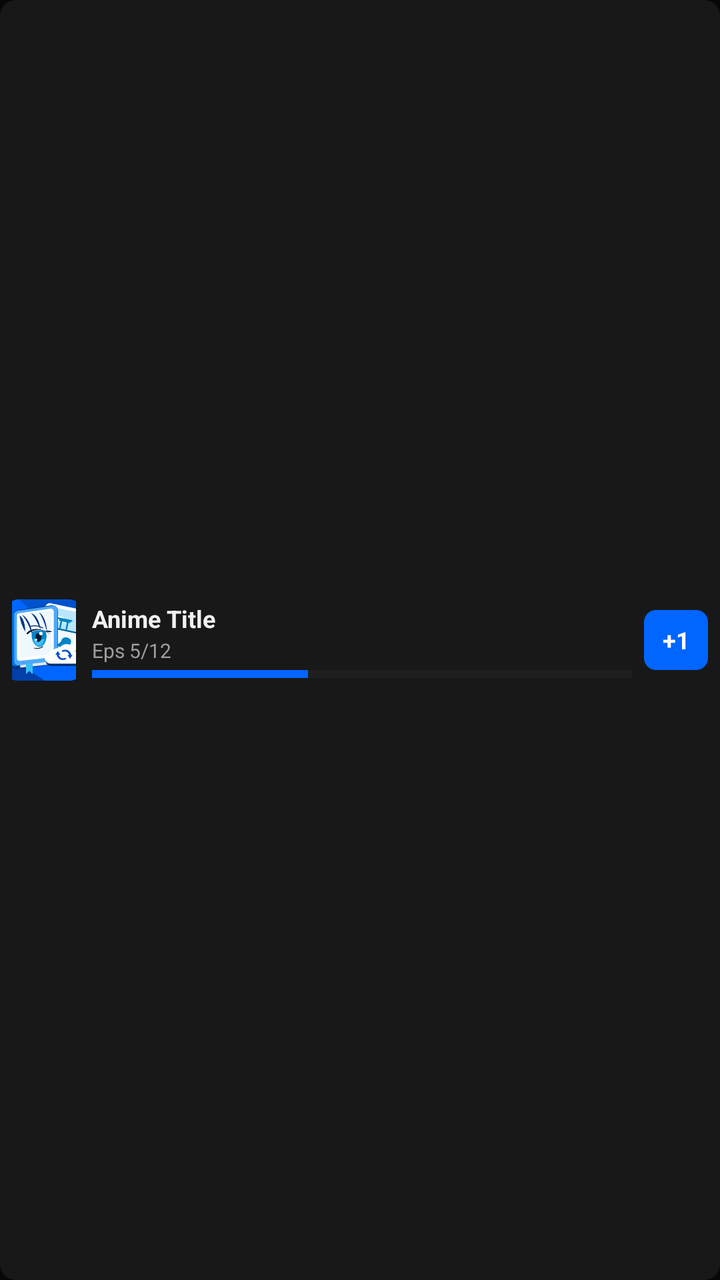
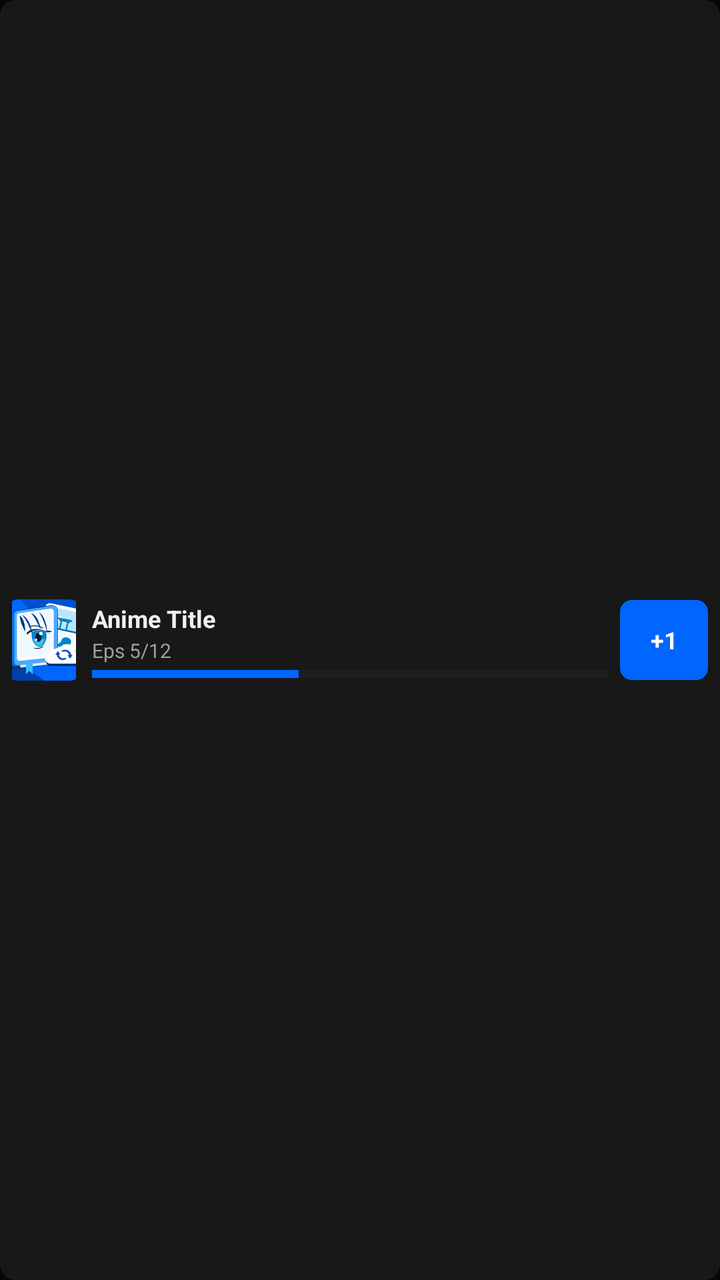

Before-and-after screenshots of an Android layout around one commit, followed by the original layout XML and the change that was made.
<!-- AndroidManifest.xml: application theme Theme.Canim -->
<!-- res/layout/item_widget_watching.xml -->
<?xml version="1.0" encoding="utf-8"?>
<LinearLayout xmlns:android="http://schemas.android.com/apk/res/android"
    android:id="@+id/widget_watching_item_root"
    android:layout_width="match_parent"
    android:layout_height="wrap_content"
    android:orientation="horizontal"
    android:gravity="center_vertical"
    android:paddingStart="6dp"
    android:paddingEnd="6dp"
    android:paddingTop="4dp"
    android:paddingBottom="4dp"
    android:layout_marginBottom="3dp"
    android:background="@drawable/widget_item_bg">

    <ImageView
        android:id="@+id/item_watching_image"
        android:layout_width="32dp"
        android:layout_height="44dp"
        android:scaleType="centerCrop"
        android:src="@drawable/ic_app_icon"
        android:contentDescription="@string/app_name" />

    <LinearLayout
        android:layout_width="0dp"
        android:layout_height="wrap_content"
        android:layout_weight="1"
        android:layout_marginStart="8dp"
        android:layout_marginEnd="6dp"
        android:orientation="vertical"
        android:gravity="center_vertical">

        <TextView
            android:id="@+id/item_watching_title"
            android:layout_width="match_parent"
            android:layout_height="wrap_content"
            android:text="Anime Title"
            android:textColor="#F0F0F0"
            android:textSize="12sp"
            android:textStyle="bold"
            android:maxLines="1"
            android:ellipsize="end" />

        <TextView
            android:id="@+id/item_watching_progress_text"
            android:layout_width="wrap_content"
            android:layout_height="wrap_content"
            android:layout_marginTop="1dp"
            android:text="Eps 5/12"
            android:textColor="#9E9E9E"
            android:textSize="10sp"
            android:singleLine="true" />

        <ProgressBar
            android:id="@+id/item_watching_progress_bar"
            style="?android:attr/progressBarStyleHorizontal"
            android:layout_width="match_parent"
            android:layout_height="4dp"
            android:layout_marginTop="3dp"
            android:max="100"
            android:progress="40"
            android:progressTint="#0066FF"
            android:progressBackgroundTint="#303030" />
    </LinearLayout>

    <TextView
        android:id="@+id/item_watching_btn_increment"
        android:layout_width="32dp"
        android:layout_height="30dp"
        android:background="@drawable/widget_btn_bg"
        android:gravity="center"
        android:text="+1"
        android:textColor="#FFFFFF"
        android:textSize="12sp"
        android:textStyle="bold" />
</LinearLayout>
<!-- resources referenced by this layout -->
<resources>
  <!-- drawable ic_app_icon: vector/xml drawable (drawable, 6846 chars, omitted) -->
  <!-- drawable widget_btn_bg (drawable) -->
  <?xml version="1.0" encoding="utf-8"?>
  <shape xmlns:android="http://schemas.android.com/apk/res/android"
      android:shape="rectangle">
      <solid android:color="#0066FF" />
      <corners android:radius="6dp" />
  </shape>
  <!-- drawable widget_item_bg (drawable) -->
  <?xml version="1.0" encoding="utf-8"?>
  <shape xmlns:android="http://schemas.android.com/apk/res/android"
      android:shape="rectangle">
      <solid android:color="#181818" />
      <corners android:radius="8dp" />
  </shape>
  <string name="app_name">CA\'NIM</string>
  <style name="Theme.Canim" parent="android:Theme.Material.NoActionBar">
          <item name="android:statusBarColor">@color/black_bg</item>
          <item name="android:navigationBarColor">@color/black_bg</item>
          <item name="android:windowBackground">@color/black_bg</item>
      </style>
  <color name="black_bg">#080808</color>
</resources>

<!-- the commit's change to res/layout/item_widget_watching.xml (unified diff, before → after) -->
@@ -64,8 +64,8 @@
 
     <TextView
         android:id="@+id/item_watching_btn_increment"
-        android:layout_width="32dp"
-        android:layout_height="30dp"
+        android:layout_width="44dp"
+        android:layout_height="40dp"
         android:background="@drawable/widget_btn_bg"
         android:gravity="center"
         android:text="+1"
